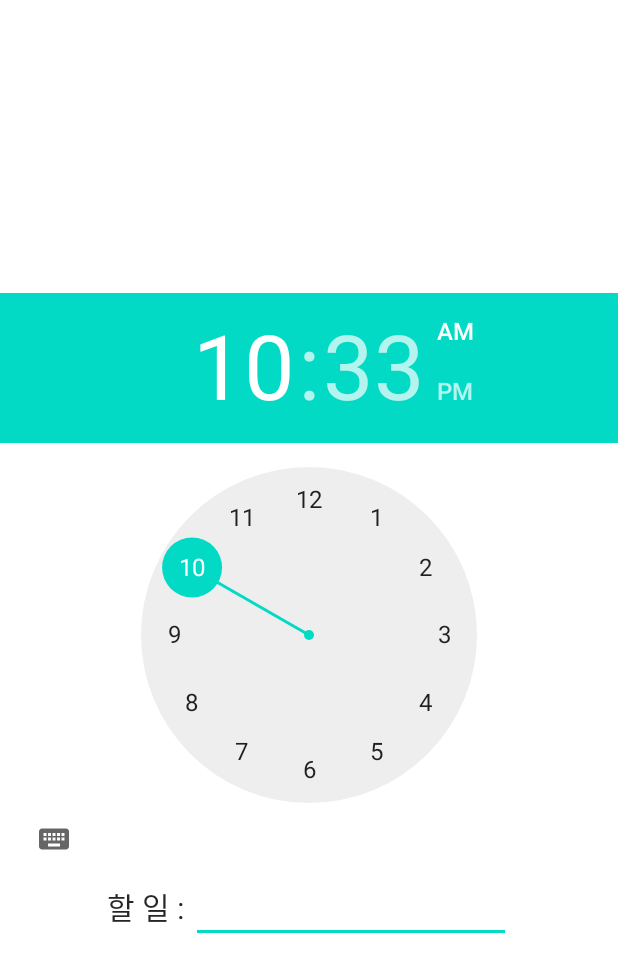
After one commit to sunujun/HelpMeMory, an Android app: the layout picker_dlg_layout.xml on its own in the app's theme, with its tools: preview values and no code run, on a phone screen of 412 x 824 dp. The commit adds this screen. Shown: the top 972 px of the screen. Run offline under Robolectric (Android 15) with nearby library versions, the phone set to English and light mode, and no system bars; Roboto replaces fonts that are not available here.

Commit message:
todolist_test add timepicker

```diff
--- /dev/null
+++ b/app/src/main/res/layout/picker_dlg_layout.xml
@@ -0,0 +1,32 @@
+<?xml version="1.0" encoding="utf-8"?>
+<LinearLayout xmlns:android="http://schemas.android.com/apk/res/android"
+    android:orientation="vertical"
+    android:gravity="center"
+    android:layout_width="match_parent"
+    android:layout_height="match_parent">
+
+    <TimePicker
+        android:id="@+id/timePicker"
+        android:timePickerMode="clock"
+        android:layout_width="match_parent"
+        android:layout_height="wrap_content"/>
+
+    <LinearLayout
+        android:orientation="horizontal"
+        android:layout_width="wrap_content"
+        android:layout_height="wrap_content">
+    <TextView
+        android:id="@+id/toDoText"
+        android:layout_width="wrap_content"
+        android:layout_height="wrap_content"
+        android:text="할 일 : "
+        android:textSize="20sp"
+        android:textColor="@color/black"/>
+
+    <EditText
+        android:id="@+id/inputToDo"
+        android:ems="10"
+        android:layout_width="wrap_content"
+        android:layout_height="wrap_content"/>
+    </LinearLayout>
+</LinearLayout>
```
Also changed, not shown: app/src/main/java/com/example/helpmemory/ToDoFragment.kt (+50 -15 lines).
